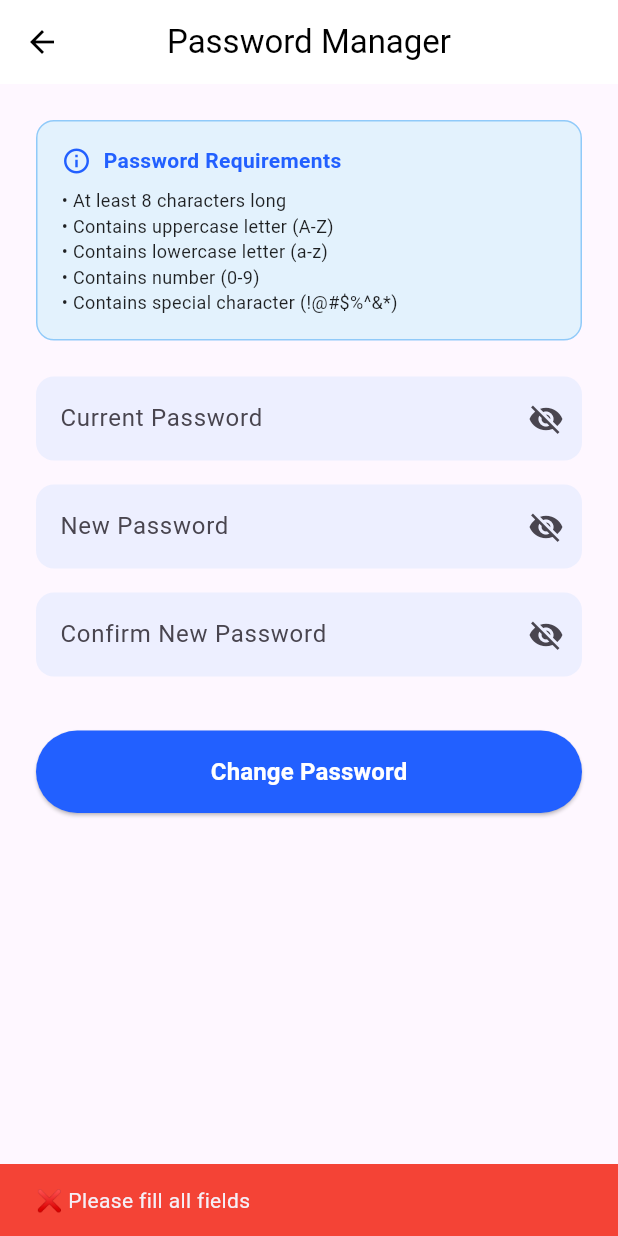
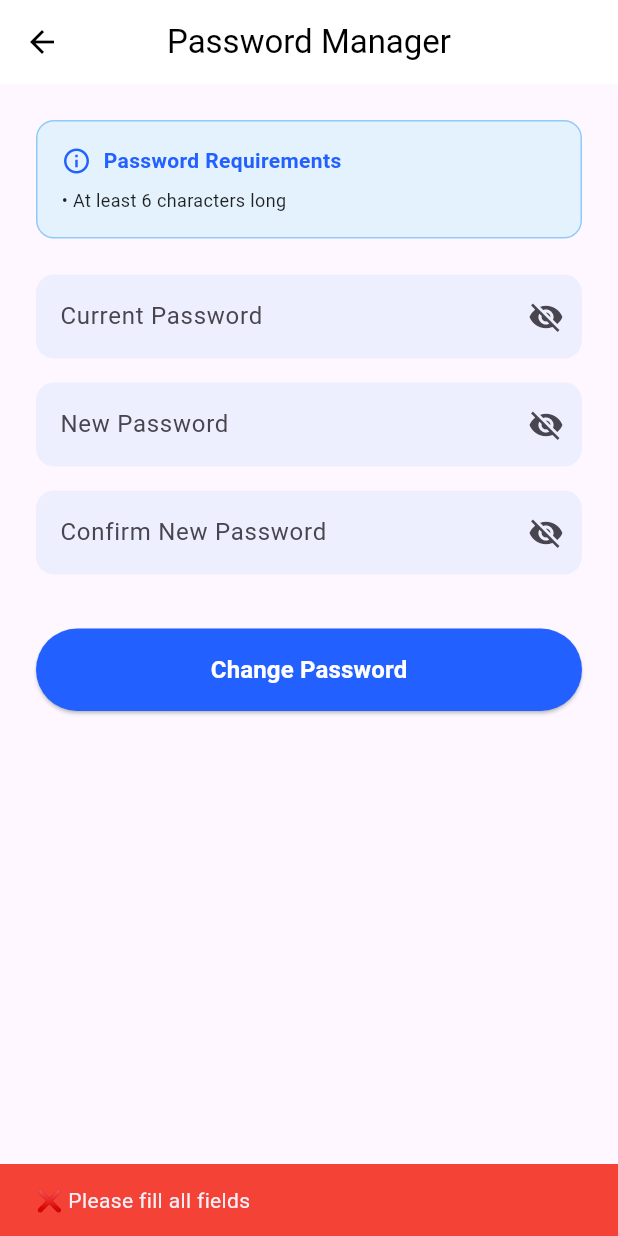
Before and after one commit to Sr-carehive-app/SR-Carehive, a Flutter app: the PasswordManagerScreen screen opened directly, after a tap on "Change Password", on a phone screen of 412 x 824 dp. Run offline on Flutter 3.47's test engine with Material 3 defaults, Android fonts, the phone set to English and light mode, and no system bars; our stand-ins replace app_links, flutter_dotenv, image_picker, shared_preferences, supabase_flutter; missing offline and left inert: dart:html, dart:js_util, razorpay_flutter; accounts and stored records are empty.

Commit message:
feat: Update password validation to require a minimum of 6 characters

```diff
--- a/lib/screens/patient/profile/password_manager_screen.dart
+++ b/lib/screens/patient/profile/password_manager_screen.dart
@@ -41,29 +41,12 @@ class _PasswordManagerScreenState extends State<PasswordManagerScreen> {
       return;
     }
 
-    // Password strength validation
-    if (newPassword.length < 8) {
+    // Simple password validation - minimum 6 characters
+    if (newPassword.length < 6) {
       ScaffoldMessenger.of(context).showSnackBar(
         const SnackBar(
-          content: Text('❌ Password must be at least 8 characters long'),
+          content: Text('❌ Password must be at least 6 characters long'),
           backgroundColor: Colors.red,
-        ),
-      );
-      return;
-    }
-
-    // Check for uppercase, lowercase, number, special character
-    bool hasUppercase = newPassword.contains(RegExp(r'[A-Z]'));
-    bool hasLowercase = newPassword.contains(RegExp(r'[a-z]'));
-    bool hasDigit = newPassword.contains(RegExp(r'[0-9]'));
-    bool hasSpecialChar = newPassword.contains(RegExp(r'[!@#$%^&*(),.?":{}|<>]'));
-
-    if (!hasUppercase || !hasLowercase || !hasDigit || !hasSpecialChar) {
-      ScaffoldMessenger.of(context).showSnackBar(
-        const SnackBar(
-          content: Text('❌ Password must contain:\n• Uppercase letter\n• Lowercase letter\n• Number\n• Special character'),
-          backgroundColor: Colors.red,
-          duration: Duration(seconds: 4),
         ),
       );
       return;
@@ -255,11 +238,7 @@ class _PasswordManagerScreenState extends State<PasswordManagerScreen> {
                   ),
                   const SizedBox(height: 8),
                   const Text(
-                    '• At least 8 characters long\n'
-                    '• Contains uppercase letter (A-Z)\n'
-                    '• Contains lowercase letter (a-z)\n'
-                    '• Contains number (0-9)\n'
-                    '• Contains special character (!@#\$%^&*)',
+                    '• At least 6 characters long',
                     style: TextStyle(fontSize: 12, color: Colors.black87),
                   ),
                 ],
--- a/lib/screens/patient/reset_password_screen.dart
+++ b/lib/screens/patient/reset_password_screen.dart
@@ -71,29 +71,12 @@ class _ResetPasswordScreenState extends State<ResetPasswordScreen> {
       return;
     }
 
-    // Password strength validation
-    if (password.length < 8) {
+    // Simple password validation - minimum 6 characters
+    if (password.length < 6) {
       ScaffoldMessenger.of(context).showSnackBar(
         const SnackBar(
-          content: Text('❌ Password must be at least 8 characters long'),
+          content: Text('❌ Password must be at least 6 characters long'),
           backgroundColor: Colors.red,
-        ),
-      );
-      return;
-    }
-
-    // Check for uppercase, lowercase, number, special character
-    bool hasUppercase = password.contains(RegExp(r'[A-Z]'));
-    bool hasLowercase = password.contains(RegExp(r'[a-z]'));
-    bool hasDigit = password.contains(RegExp(r'[0-9]'));
-    bool hasSpecialChar = password.contains(RegExp(r'[!@#$%^&*(),.?":{}|<>]'));
-
-    if (!hasUppercase || !hasLowercase || !hasDigit || !hasSpecialChar) {
-      ScaffoldMessenger.of(context).showSnackBar(
-        const SnackBar(
-          content: Text('❌ Password must contain:\n• Uppercase letter\n• Lowercase letter\n• Number\n• Special character'),
-          backgroundColor: Colors.red,
-          duration: Duration(seconds: 4),
         ),
       );
       return;
@@ -308,11 +291,7 @@ class _ResetPasswordScreenState extends State<ResetPasswordScreen> {
                 ),
                 const SizedBox(height: 8),
                 const Text(
-                  '• At least 8 characters long\n'
-                  '• Contains uppercase letter (A-Z)\n'
-                  '• Contains lowercase letter (a-z)\n'
-                  '• Contains number (0-9)\n'
-                  '• Contains special character (!@#\$%^&*)',
+                  '• At least 6 characters long',
                   style: TextStyle(fontSize: 12, color: Colors.black87),
                 ),
               ],
```
